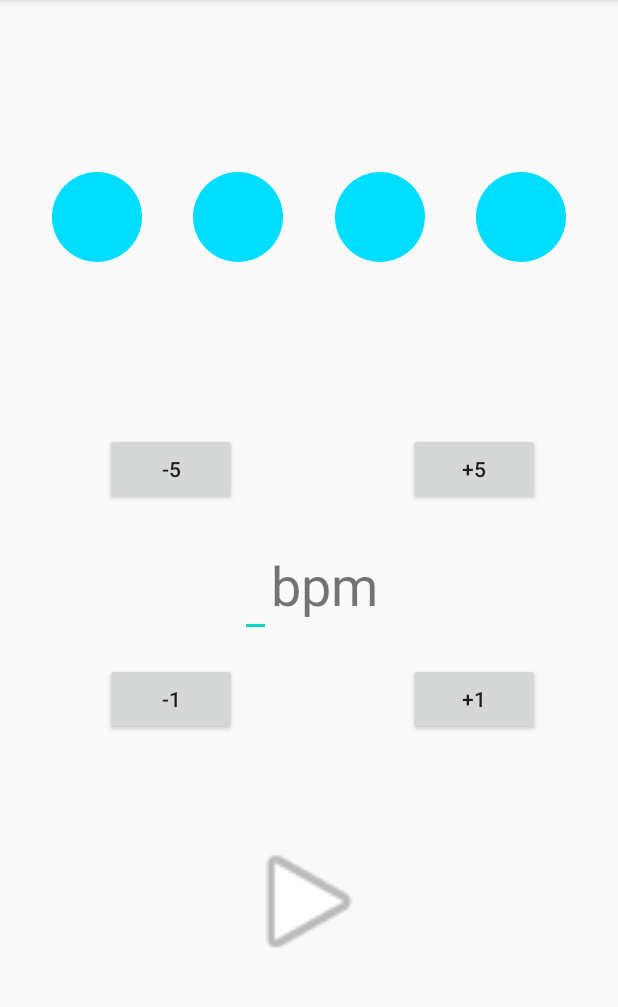
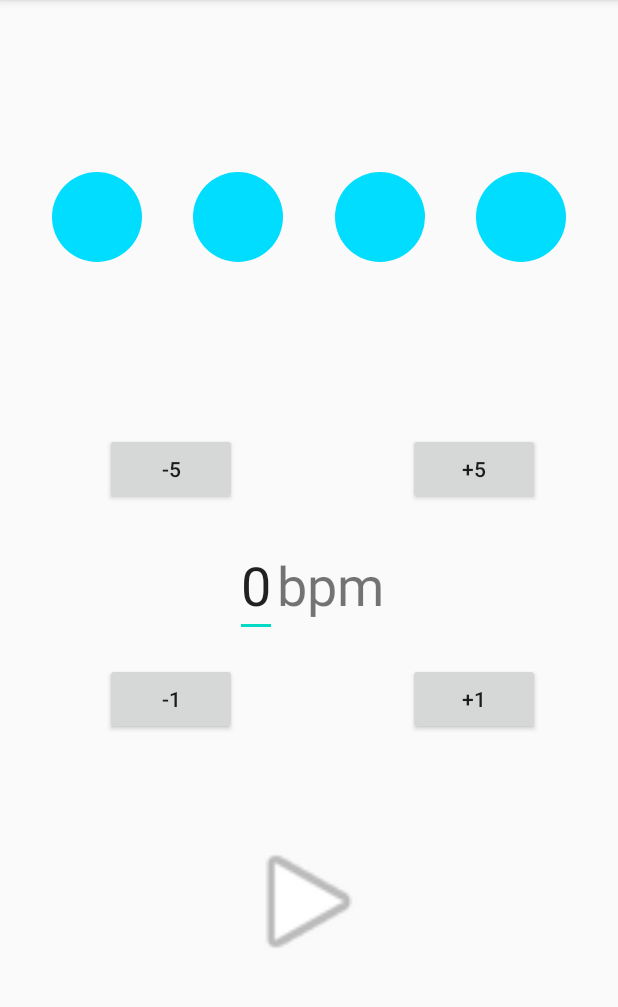
Before and after one commit to faelb/metronomus, an Android app: the screen it shows after launch (MainActivity), on a phone screen of 412 x 824 dp, the part 84-1091 px from its top. Run offline under Robolectric (Android 15) with nearby library versions, the phone set to English and light mode, and no system bars; our stand-ins replace Timber, data binding; Roboto replaces fonts that are not available here.

Commit message:
trying to sort it out (databinding) not succesful yet

```diff
--- a/app/src/main/java/enko/felber/metronomus/MainScreen.kt
+++ b/app/src/main/java/enko/felber/metronomus/MainScreen.kt
@@ -19,12 +19,13 @@ import kotlin.math.absoluteValue
  */
 class MainScreen : Fragment() {
 
-   private val myBPM: MYBPM = MYBPM(120)//startwert
+    val myBPM: MYBPM = MYBPM(120)//startwert
 
     override fun onCreateView(
         inflater: LayoutInflater, container: ViewGroup?,
         savedInstanceState: Bundle?
     ): View? {
+
 
         //for sounds later on
         var player: MediaPlayer = MediaPlayer.create(context,R.raw.click)
@@ -51,7 +52,7 @@ class MainScreen : Fragment() {
         binding.imageViewPlayPause.setOnClickListener {
 
             //get bpm value from input into data class
-            //myBPM.bpm = textViewBPM.text.toString().toInt()
+            myBPM.bpm = textViewBPM.text.toString().toInt()
 
             //starte ticker mit value aus der Dataclass
             metronomeTimer.startTicker(myBPM.bpm,player)
--- a/app/src/main/res/layout/fragment_main_screen.xml
+++ b/app/src/main/res/layout/fragment_main_screen.xml
@@ -20,7 +20,7 @@
             android:layout_height="wrap_content"
             android:fontFamily="@font/titan_one"
             android:inputType="number"
-            android:text="@={Integer.toString(myBPM.bpm)}"
+            android:text="@{Integer.toString(myBPM.bpm)}"
             android:textSize="36sp"
             app:layout_constraintBaseline_toBaselineOf="@+id/textViewBPM2"
             app:layout_constraintEnd_toStartOf="@+id/textViewBPM2"
```
